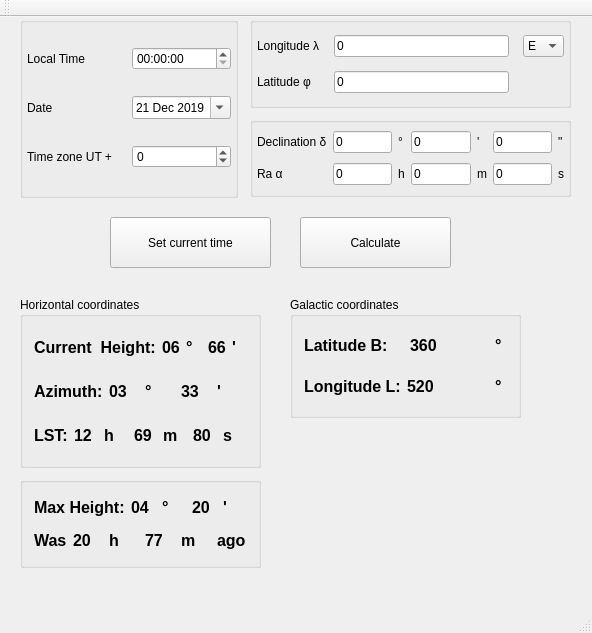
This is GUI/mainwindow.ui in IamNotProgrammer/Star-height as Qt 5 draws it before an edit. The edited form follows.
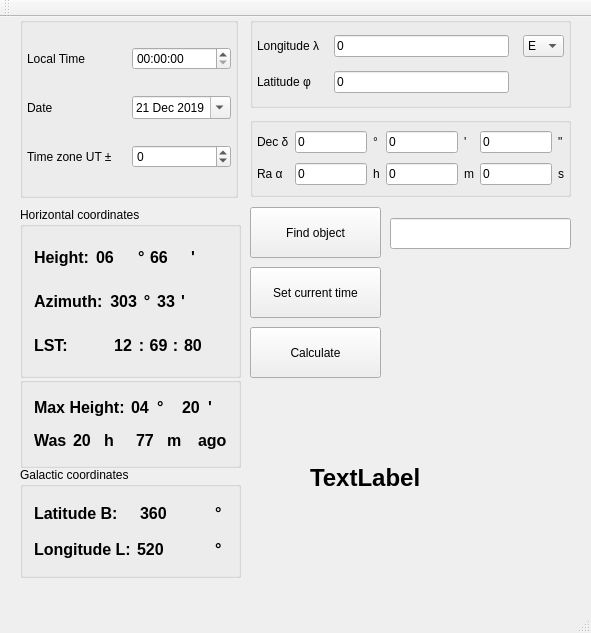
This is the edited form.

Patch:
```diff
--- a/GUI/mainwindow.ui
+++ b/GUI/mainwindow.ui
@@ -6,10 +6,16 @@
    <rect>
     <x>0</x>
     <y>0</y>
-    <width>592</width>
+    <width>591</width>
     <height>633</height>
    </rect>
   </property>
+  <property name="maximumSize">
+   <size>
+    <width>16777215</width>
+    <height>16777215</height>
+   </size>
+  </property>
   <property name="windowTitle">
    <string>Star Height</string>
   </property>
@@ -36,20 +42,6 @@
      <property name="bottomMargin">
       <number>4</number>
      </property>
-     <item row="2" column="0">
-      <widget class="QLabel" name="label_4">
-       <property name="text">
-        <string>Date</string>
-       </property>
-      </widget>
-     </item>
-     <item row="4" column="0">
-      <widget class="QLabel" name="label_5">
-       <property name="text">
-        <string>Time zone UT +</string>
-       </property>
-      </widget>
-     </item>
      <item row="0" column="0">
       <widget class="QLabel" name="label_3">
        <property name="text">
@@ -57,7 +49,49 @@
        </property>
       </widget>
      </item>
-     <item row="2" column="1">
+     <item row="0" column="1">
+      <widget class="QTimeEdit" name="LT">
+       <property name="buttonSymbols">
+        <enum>QAbstractSpinBox::UpDownArrows</enum>
+       </property>
+       <property name="correctionMode">
+        <enum>QAbstractSpinBox::CorrectToPreviousValue</enum>
+       </property>
+       <property name="showGroupSeparator" stdset="0">
+        <bool>false</bool>
+       </property>
+       <property name="displayFormat">
+        <string>HH:mm:ss</string>
+       </property>
+       <property name="calendarPopup">
+        <bool>true</bool>
+       </property>
+      </widget>
+     </item>
+     <item row="3" column="1">
+      <widget class="QSpinBox" name="time_zone">
+       <property name="buttonSymbols">
+        <enum>QAbstractSpinBox::UpDownArrows</enum>
+       </property>
+       <property name="minimum">
+        <number>-24</number>
+       </property>
+       <property name="maximum">
+        <number>24</number>
+       </property>
+       <property name="stepType">
+        <enum>QAbstractSpinBox::AdaptiveDecimalStepType</enum>
+       </property>
+      </widget>
+     </item>
+     <item row="3" column="0">
+      <widget class="QLabel" name="label_5">
+       <property name="text">
+        <string>Time zone UT ±</string>
+       </property>
+      </widget>
+     </item>
+     <item row="1" column="1">
       <widget class="QDateEdit" name="Date">
        <property name="showGroupSeparator" stdset="0">
         <bool>false</bool>
@@ -101,38 +135,10 @@
        </property>
       </widget>
      </item>
-     <item row="0" column="1">
-      <widget class="QTimeEdit" name="LT">
-       <property name="buttonSymbols">
-        <enum>QAbstractSpinBox::UpDownArrows</enum>
-       </property>
-       <property name="correctionMode">
-        <enum>QAbstractSpinBox::CorrectToPreviousValue</enum>
-       </property>
-       <property name="showGroupSeparator" stdset="0">
-        <bool>false</bool>
-       </property>
-       <property name="displayFormat">
-        <string>HH:mm:ss</string>
-       </property>
-       <property name="calendarPopup">
-        <bool>true</bool>
-       </property>
-      </widget>
-     </item>
-     <item row="4" column="1">
-      <widget class="QSpinBox" name="time_zone">
-       <property name="buttonSymbols">
-        <enum>QAbstractSpinBox::UpDownArrows</enum>
-       </property>
-       <property name="minimum">
-        <number>-24</number>
-       </property>
-       <property name="maximum">
-        <number>24</number>
-       </property>
-       <property name="stepType">
-        <enum>QAbstractSpinBox::AdaptiveDecimalStepType</enum>
+     <item row="1" column="0">
+      <widget class="QLabel" name="label_4">
+       <property name="text">
+        <string>Date</string>
        </property>
       </widget>
      </item>
@@ -241,10 +247,34 @@
      <property name="bottomMargin">
       <number>4</number>
      </property>
-     <item row="1" column="0">
-      <widget class="QLabel" name="label_15">
+     <item row="0" column="0">
+      <widget class="QLabel" name="label_11">
        <property name="text">
-        <string>Ra α</string>
+        <string>Dec δ</string>
+       </property>
+      </widget>
+     </item>
+     <item row="0" column="2">
+      <widget class="QLabel" name="label_12">
+       <property name="text">
+        <string>°</string>
+       </property>
+      </widget>
+     </item>
+     <item row="1" column="1">
+      <widget class="QLineEdit" name="ra_h">
+       <property name="text">
+        <string>0</string>
+       </property>
+       <property name="maxLength">
+        <number>20</number>
+       </property>
+      </widget>
+     </item>
+     <item row="0" column="4">
+      <widget class="QLabel" name="label_13">
+       <property name="text">
+        <string>'</string>
        </property>
       </widget>
      </item>
@@ -258,18 +288,15 @@
        </property>
       </widget>
      </item>
-     <item row="0" column="5">
-      <widget class="QLineEdit" name="dec_sec">
+     <item row="1" column="0">
+      <widget class="QLabel" name="label_15">
        <property name="text">
-        <string>0</string>
+        <string>Ra α</string>
        </property>
-       <property name="maxLength">
-        <number>20</number>
-       </property>
       </widget>
      </item>
-     <item row="0" column="1">
-      <widget class="QLineEdit" name="dec_deg">
+     <item row="1" column="3">
+      <widget class="QLineEdit" name="ra_m">
        <property name="text">
         <string>0</string>
        </property>
@@ -278,6 +305,13 @@
        </property>
       </widget>
      </item>
+     <item row="0" column="6">
+      <widget class="QLabel" name="label_14">
+       <property name="text">
+        <string>&quot;</string>
+       </property>
+      </widget>
+     </item>
      <item row="1" column="4">
       <widget class="QLabel" name="label_17">
        <property name="text">
@@ -285,13 +319,6 @@
        </property>
       </widget>
      </item>
-     <item row="0" column="0">
-      <widget class="QLabel" name="label_11">
-       <property name="text">
-        <string>Declination δ</string>
-       </property>
-      </widget>
-     </item>
      <item row="1" column="6">
       <widget class="QLabel" name="label_18">
        <property name="text">
@@ -299,32 +326,8 @@
        </property>
       </widget>
      </item>
-     <item row="1" column="3">
-      <widget class="QLineEdit" name="ra_m">
-       <property name="text">
-        <string>0</string>
-       </property>
-       <property name="maxLength">
-        <number>20</number>
-       </property>
-      </widget>
-     </item>
-     <item row="0" column="2">
-      <widget class="QLabel" name="label_12">
-       <property name="text">
-        <string>°</string>
-       </property>
-      </widget>
-     </item>
-     <item row="0" column="6">
-      <widget class="QLabel" name="label_14">
-       <property name="text">
-        <string>&quot;</string>
-       </property>
-      </widget>
-     </item>
-     <item row="1" column="1">
-      <widget class="QLineEdit" name="ra_h">
+     <item row="0" column="5">
+      <widget class="QLineEdit" name="dec_sec">
        <property name="text">
         <string>0</string>
        </property>
@@ -340,10 +343,13 @@
        </property>
       </widget>
      </item>
-     <item row="0" column="4">
-      <widget class="QLabel" name="label_13">
+     <item row="0" column="1">
+      <widget class="QLineEdit" name="dec_deg">
        <property name="text">
-        <string>'</string>
+        <string>0</string>
+       </property>
+       <property name="maxLength">
+        <number>20</number>
        </property>
       </widget>
      </item>
@@ -362,9 +368,9 @@
    <widget class="QPushButton" name="pushButton">
     <property name="geometry">
      <rect>
-      <x>300</x>
-      <y>200</y>
-      <width>151</width>
+      <x>250</x>
+      <y>310</y>
+      <width>131</width>
       <height>51</height>
      </rect>
     </property>
@@ -376,8 +382,8 @@
     <property name="geometry">
      <rect>
       <x>20</x>
-      <y>460</y>
-      <width>241</width>
+      <y>360</y>
+      <width>221</width>
       <height>91</height>
      </rect>
     </property>
@@ -550,8 +556,8 @@
     <property name="geometry">
      <rect>
       <x>20</x>
-      <y>280</y>
-      <width>241</width>
+      <y>190</y>
+      <width>221</width>
       <height>171</height>
      </rect>
     </property>
@@ -571,7 +577,7 @@
           </font>
          </property>
          <property name="text">
-          <string>Current  Height:</string>
+          <string>Height:</string>
          </property>
         </widget>
        </item>
@@ -591,6 +597,12 @@
        </item>
        <item>
         <widget class="QLabel" name="label_21">
+         <property name="maximumSize">
+          <size>
+           <width>6</width>
+           <height>16777215</height>
+          </size>
+         </property>
          <property name="font">
           <font>
            <pointsize>12</pointsize>
@@ -619,6 +631,12 @@
        </item>
        <item>
         <widget class="QLabel" name="label_23">
+         <property name="minimumSize">
+          <size>
+           <width>27</width>
+           <height>0</height>
+          </size>
+         </property>
          <property name="font">
           <font>
            <pointsize>12</pointsize>
@@ -637,6 +655,12 @@
       <layout class="QHBoxLayout" name="horizontalLayout_3">
        <item>
         <widget class="QLabel" name="label_24">
+         <property name="maximumSize">
+          <size>
+           <width>72</width>
+           <height>16777215</height>
+          </size>
+         </property>
          <property name="font">
           <font>
            <pointsize>12</pointsize>
@@ -651,6 +675,12 @@
        </item>
        <item>
         <widget class="QLabel" name="label_25">
+         <property name="maximumSize">
+          <size>
+           <width>28</width>
+           <height>16777215</height>
+          </size>
+         </property>
          <property name="font">
           <font>
            <pointsize>12</pointsize>
@@ -659,12 +689,21 @@
           </font>
          </property>
          <property name="text">
-          <string>03</string>
+          <string>303</string>
+         </property>
+         <property name="alignment">
+          <set>Qt::AlignRight|Qt::AlignTrailing|Qt::AlignVCenter</set>
          </property>
         </widget>
        </item>
        <item>
         <widget class="QLabel" name="label_26">
+         <property name="maximumSize">
+          <size>
+           <width>8</width>
+           <height>16777215</height>
+          </size>
+         </property>
          <property name="font">
           <font>
            <pointsize>12</pointsize>
@@ -675,10 +714,19 @@
          <property name="text">
           <string>°</string>
          </property>
+         <property name="alignment">
+          <set>Qt::AlignCenter</set>
+         </property>
         </widget>
        </item>
        <item>
         <widget class="QLabel" name="label_27">
+         <property name="maximumSize">
+          <size>
+           <width>18</width>
+           <height>16777215</height>
+          </size>
+         </property>
          <property name="font">
           <font>
            <pointsize>12</pointsize>
@@ -689,6 +737,9 @@
          <property name="text">
           <string>33</string>
          </property>
+         <property name="alignment">
+          <set>Qt::AlignCenter</set>
+         </property>
         </widget>
        </item>
        <item>
@@ -711,6 +762,12 @@
       <layout class="QHBoxLayout" name="horizontalLayout">
        <item>
         <widget class="QLabel" name="label_6">
+         <property name="minimumSize">
+          <size>
+           <width>73</width>
+           <height>0</height>
+          </size>
+         </property>
          <property name="font">
           <font>
            <pointsize>12</pointsize>
@@ -725,6 +782,12 @@
        </item>
        <item>
         <widget class="QLabel" name="label_7">
+         <property name="maximumSize">
+          <size>
+           <width>20</width>
+           <height>16777215</height>
+          </size>
+         </property>
          <property name="font">
           <font>
            <pointsize>12</pointsize>
@@ -735,10 +798,19 @@
          <property name="text">
           <string>12</string>
          </property>
+         <property name="alignment">
+          <set>Qt::AlignCenter</set>
+         </property>
         </widget>
        </item>
        <item>
         <widget class="QLabel" name="label_8">
+         <property name="maximumSize">
+          <size>
+           <width>5</width>
+           <height>16777215</height>
+          </size>
+         </property>
          <property name="font">
           <font>
            <pointsize>12</pointsize>
@@ -747,12 +819,36 @@
           </font>
          </property>
          <property name="text">
-          <string>h</string>
+          <string>:</string>
+         </property>
+         <property name="alignment">
+          <set>Qt::AlignCenter</set>
          </property>
         </widget>
        </item>
        <item>
         <widget class="QLabel" name="label_9">
+         <property name="enabled">
+          <bool>true</bool>
+         </property>
+         <property name="maximumSize">
+          <size>
+           <width>17</width>
+           <height>16777215</height>
+          </size>
+         </property>
+         <property name="sizeIncrement">
+          <size>
+           <width>0</width>
+           <height>0</height>
+          </size>
+         </property>
+         <property name="baseSize">
+          <size>
+           <width>0</width>
+           <height>0</height>
+          </size>
+         </property>
          <property name="font">
           <font>
            <pointsize>12</pointsize>
@@ -760,13 +856,28 @@
            <bold>true</bold>
           </font>
          </property>
+         <property name="layoutDirection">
+          <enum>Qt::LeftToRight</enum>
+         </property>
+         <property name="lineWidth">
+          <number>1</number>
+         </property>
          <property name="text">
           <string>69</string>
          </property>
+         <property name="alignment">
+          <set>Qt::AlignCenter</set>
+         </property>
         </widget>
        </item>
        <item>
         <widget class="QLabel" name="label_10">
+         <property name="maximumSize">
+          <size>
+           <width>5</width>
+           <height>16777215</height>
+          </size>
+         </property>
          <property name="font">
           <font>
            <pointsize>12</pointsize>
@@ -775,12 +886,21 @@
           </font>
          </property>
          <property name="text">
-          <string>m</string>
+          <string>:</string>
+         </property>
+         <property name="alignment">
+          <set>Qt::AlignCenter</set>
          </property>
         </widget>
        </item>
        <item>
         <widget class="QLabel" name="label_35">
+         <property name="maximumSize">
+          <size>
+           <width>84</width>
+           <height>16777215</height>
+          </size>
+         </property>
          <property name="font">
           <font>
            <pointsize>12</pointsize>
@@ -793,20 +913,6 @@
          </property>
         </widget>
        </item>
-       <item>
-        <widget class="QLabel" name="label_37">
-         <property name="font">
-          <font>
-           <pointsize>12</pointsize>
-           <weight>75</weight>
-           <bold>true</bold>
-          </font>
-         </property>
-         <property name="text">
-          <string>s</string>
-         </property>
-        </widget>
-       </item>
       </layout>
      </item>
     </layout>
@@ -814,10 +920,10 @@
    <widget class="QGroupBox" name="Gal_coordinates">
     <property name="geometry">
      <rect>
-      <x>290</x>
-      <y>280</y>
-      <width>231</width>
-      <height>121</height>
+      <x>20</x>
+      <y>450</y>
+      <width>221</width>
+      <height>111</height>
      </rect>
     </property>
     <property name="title">
@@ -939,9 +1045,9 @@
    <widget class="QPushButton" name="pushButton_2">
     <property name="geometry">
      <rect>
-      <x>110</x>
-      <y>200</y>
-      <width>161</width>
+      <x>250</x>
+      <y>250</y>
+      <width>131</width>
       <height>51</height>
      </rect>
     </property>
@@ -949,13 +1055,56 @@
      <string>Set current time</string>
     </property>
    </widget>
+   <widget class="QPushButton" name="pushButton_3">
+    <property name="geometry">
+     <rect>
+      <x>250</x>
+      <y>190</y>
+      <width>131</width>
+      <height>51</height>
+     </rect>
+    </property>
+    <property name="text">
+     <string>Find object</string>
+    </property>
+   </widget>
+   <widget class="QLineEdit" name="Object_name">
+    <property name="geometry">
+     <rect>
+      <x>390</x>
+      <y>201</y>
+      <width>181</width>
+      <height>31</height>
+     </rect>
+    </property>
+   </widget>
+   <widget class="QLabel" name="label_37">
+    <property name="geometry">
+     <rect>
+      <x>310</x>
+      <y>420</y>
+      <width>181</width>
+      <height>81</height>
+     </rect>
+    </property>
+    <property name="font">
+     <font>
+      <pointsize>18</pointsize>
+      <weight>75</weight>
+      <bold>true</bold>
+     </font>
+    </property>
+    <property name="text">
+     <string>TextLabel</string>
+    </property>
+   </widget>
   </widget>
   <widget class="QMenuBar" name="menuBar">
    <property name="geometry">
     <rect>
      <x>0</x>
      <y>0</y>
-     <width>592</width>
+     <width>591</width>
      <height>30</height>
     </rect>
    </property>
```
